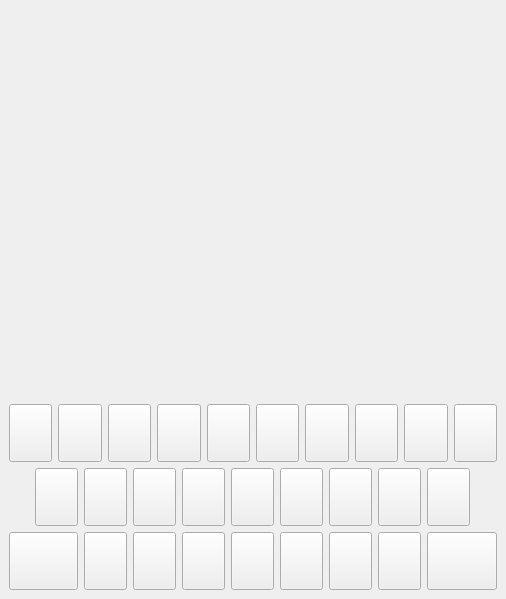
The window that src/wordle_ui.ui (Neo-513/project-qt) describes before a commit, drawn with Qt 5.
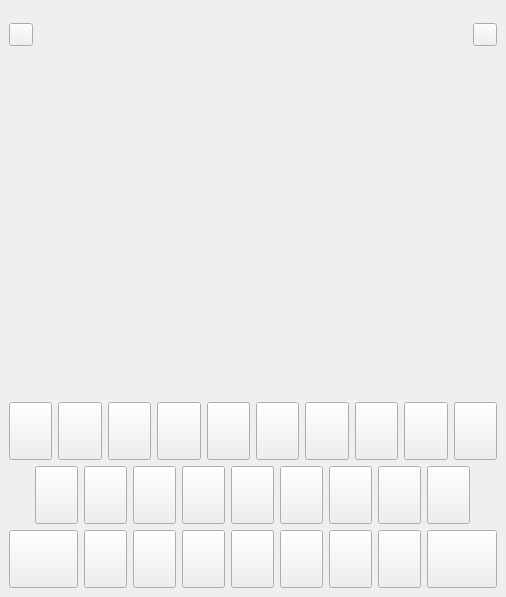
The same window after the commit.

What changed in the file:
```diff
--- a/src/wordle_ui.ui
+++ b/src/wordle_ui.ui
@@ -7,7 +7,7 @@
     <x>0</x>
     <y>0</y>
     <width>506</width>
-    <height>599</height>
+    <height>597</height>
    </rect>
   </property>
   <property name="windowTitle">
@@ -16,8 +16,6 @@
   <widget class="QWidget" name="centralwidget">
    <layout class="QVBoxLayout" name="verticalLayout">
     <item>
-     <layout class="QHBoxLayout" name="horizontalLayout_0">
-      <item>
        <layout class="QGridLayout" name="gridLayout_0">
         <item row="0" column="6">
          <widget class="QLabel" name="label_04">
@@ -70,11 +68,7 @@
          </widget>
         </item>
         <item row="0" column="0">
-         <widget class="QToolButton" name="toolButton_hinting">
-          <property name="styleSheet">
-           <string notr="true">icon-size: 40px; border: none</string>
-          </property>
-         </widget>
+       <widget class="QToolButton" name="toolButton_hinting"/>
         </item>
         <item row="3" column="2">
          <widget class="QLabel" name="label_30">
@@ -187,11 +181,7 @@
          </widget>
         </item>
         <item row="0" column="8">
-         <widget class="QToolButton" name="toolButton_restart">
-          <property name="styleSheet">
-           <string notr="true">icon-size: 40px; border: none</string>
-          </property>
-         </widget>
+       <widget class="QToolButton" name="toolButton_restart"/>
         </item>
         <item row="5" column="5">
          <widget class="QLabel" name="label_53">
@@ -361,8 +351,6 @@
         </item>
        </layout>
       </item>
-     </layout>
-    </item>
     <item>
      <widget class="QLabel" name="label_message">
       <property name="styleSheet">
@@ -376,7 +364,7 @@
     <item>
      <layout class="QVBoxLayout" name="verticalLayout_0">
       <item>
-       <layout class="QHBoxLayout" name="horizontalLayout_1">
+       <layout class="QHBoxLayout" name="horizontalLayout_0">
         <item>
          <widget class="QPushButton" name="pushButton_q">
           <property name="minimumSize">
@@ -492,7 +480,7 @@
          </widget>
         </item>
         <item row="0" column="0">
-         <layout class="QHBoxLayout" name="horizontalLayout_2">
+         <layout class="QHBoxLayout" name="horizontalLayout_1">
           <item>
            <spacer name="horizontalSpacer_2">
             <property name="orientation">
@@ -629,7 +617,7 @@
          </widget>
         </item>
         <item row="0" column="9">
-         <layout class="QHBoxLayout" name="horizontalLayout_3">
+         <layout class="QHBoxLayout" name="horizontalLayout_2">
           <item>
            <widget class="QPushButton" name="pushButton_l">
             <property name="minimumSize">
```
Lines whose indentation alone changed are shown as unchanged.
